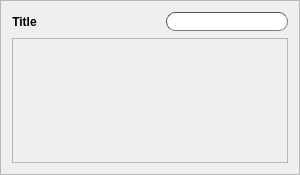
Above: ui/scroller.ui from iceanimations/customui before the change. Below: the same form after it.
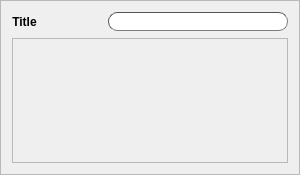
That is the form after the change.

Commit message: methods added to Item class to get title, asset and project. frameWidth increased to 3 for hover. Search field added to the scroller. Items are stored in Scroller class.

What changed in the file:
```diff
--- a/ui/scroller.ui
+++ b/ui/scroller.ui
@@ -64,7 +64,13 @@
       </spacer>
      </item>
      <item>
-      <widget class="QLineEdit" name="lineEdit">
+      <widget class="QLineEdit" name="searchBox">
+       <property name="minimumSize">
+        <size>
+         <width>180</width>
+         <height>0</height>
+        </size>
+       </property>
        <property name="styleSheet">
         <string notr="true">border-width: 1px; 
 border-style: inset; 
```
The commit also changes 2 other files.
